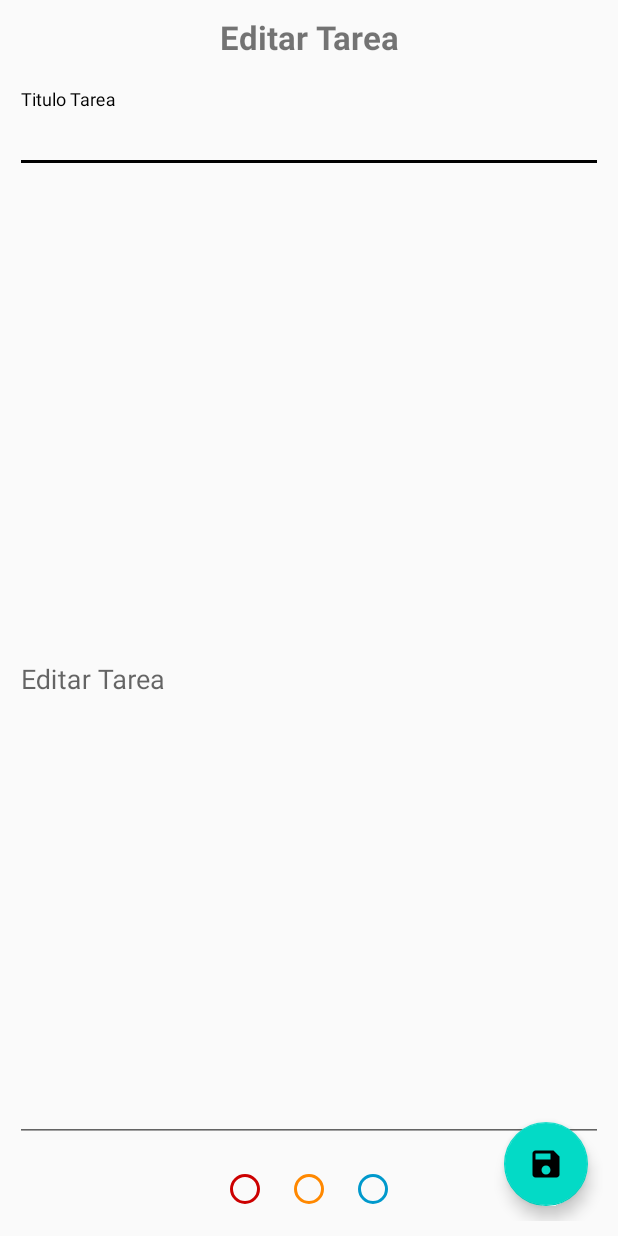
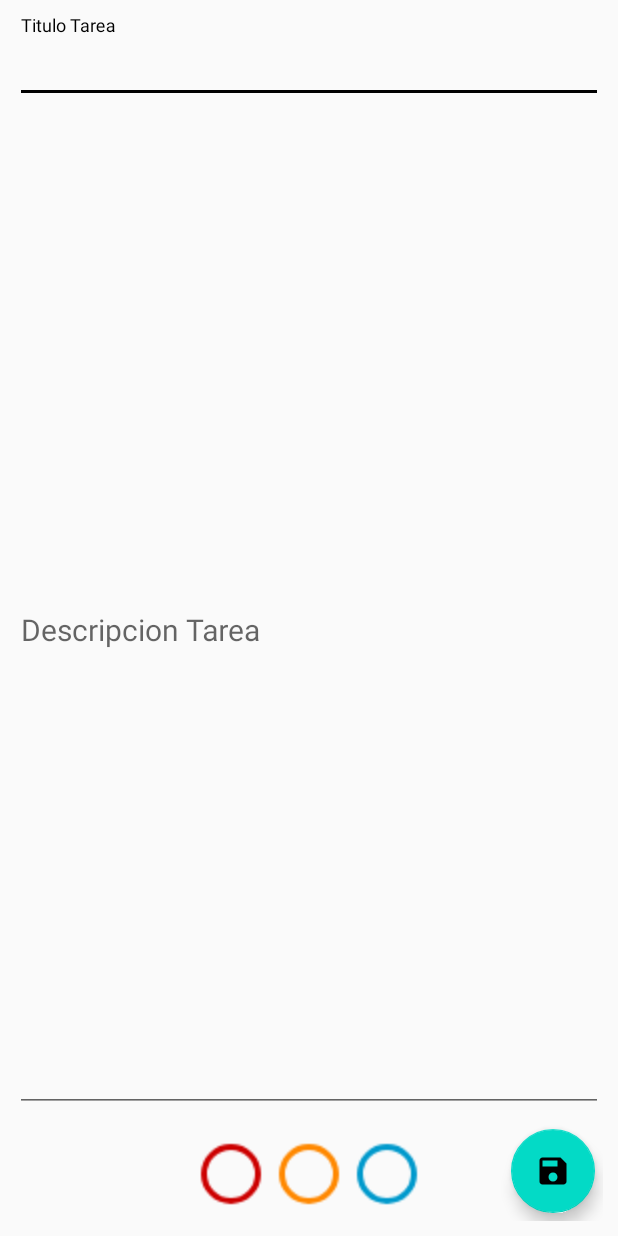
Before and after one commit to carlosesteven/To_Do_List, an Android app: the layout editar_tarea.xml on its own in the app's theme, with its tools: preview values and no code run, on a phone screen of 412 x 824 dp. Run offline under Robolectric (Android 15) with nearby library versions, the phone set to English and light mode, and no system bars.

Commit message:
IMPLEMENTACION ROOM - COLORES

```diff
--- a/app/src/main/java/csc/app/todolist/interfaz/activity/AgregarTarea.java
+++ b/app/src/main/java/csc/app/todolist/interfaz/activity/AgregarTarea.java
@@ -26,9 +26,9 @@ public class AgregarTarea extends AppCompatActivity {
         TextInputEditText descripcion = findViewById( R.id.descripcion );
         FloatingActionButton btnAgregar = findViewById( R.id.btnAgregar);
 
-        RadioButton colorA = findViewById( R.id.colorRojo );
-        RadioButton colorB = findViewById( R.id.colorAmarillo );
-        RadioButton colorC = findViewById( R.id.colorAzul );
+        RadioButton colorA = findViewById( R.id.colorA );
+        RadioButton colorB = findViewById( R.id.colorB );
+        RadioButton colorC = findViewById( R.id.colorC );
 
         btnAgregar.setOnClickListener( view ->
         {
--- a/app/src/main/res/layout/editar_tarea.xml
+++ b/app/src/main/res/layout/editar_tarea.xml
@@ -5,20 +5,6 @@
     xmlns:app="http://schemas.android.com/apk/res-auto"
 
     android:padding="10dp">
-
-    <TextView
-        android:id="@+id/titulo_ventana"
-        android:layout_width="wrap_content"
-        android:layout_height="wrap_content"
-        android:text="@string/editar_tarea"
-
-        android:textStyle="bold"
-        android:textSize="22sp"
-
-        app:layout_constraintTop_toTopOf="parent"
-        app:layout_constraintLeft_toLeftOf="parent"
-        app:layout_constraintRight_toRightOf="parent"
-        />
 
     <com.google.android.material.textfield.TextInputLayout
 
@@ -28,8 +14,8 @@
 
         android:hint="@string/titulo_tarea"
 
-        android:layout_marginTop="20dp"
-        app:layout_constraintTop_toBottomOf="@id/titulo_ventana"
+
+        app:layout_constraintTop_toTopOf="parent"
         app:layout_constraintLeft_toLeftOf="parent"
         app:layout_constraintRight_toRightOf="parent"
 
@@ -40,6 +26,8 @@
             android:layout_height="wrap_content"
             android:ems="10"
             android:inputType="text"
+            android:textSize="@dimen/edit_text_size"
+            android:textColor="@color/colorEditText"
             />
     </com.google.android.material.textfield.TextInputLayout>
 
@@ -49,7 +37,7 @@
         android:layout_width="0dp"
         android:layout_height="0dp"
 
-        android:hint="@string/editar_tarea"
+        android:hint="@string/descripcion_tarea"
 
         android:layout_marginTop="20dp"
         app:layout_constraintTop_toBottomOf="@id/titulo_tarea"
@@ -65,6 +53,8 @@
             android:layout_height="match_parent"
             android:ems="10"
             android:inputType="textMultiLine"
+            android:textSize="@dimen/edit_text_size"
+            android:textColor="@color/colorEditText"
             />
     </com.google.android.material.textfield.TextInputLayout>
 
@@ -73,44 +63,54 @@
         android:layout_width="0dp"
         android:layout_height="wrap_content"
 
+        android:padding="5dp"
+
         app:layout_constraintLeft_toLeftOf="parent"
         app:layout_constraintRight_toRightOf="parent"
         app:layout_constraintBottom_toBottomOf="parent"
 
         android:gravity="center"
-
         android:orientation="horizontal">
 
         <RadioButton
+
+            android:scaleX="2"
+            android:scaleY="2"
+
             android:layout_width="wrap_content"
             android:layout_height="wrap_content"
-            android:id="@+id/colorRojo"
+            android:id="@+id/colorA"
             android:checked="false"
 
             android:buttonTint="@color/colorA"
-            android:layout_margin="5dp"
+            android:layout_margin="10dp"
             />
 
         <RadioButton
+            android:scaleX="2"
+            android:scaleY="2"
+
             android:layout_width="wrap_content"
             android:layout_height="wrap_content"
-            android:id="@+id/colorAmarillo"
+            android:id="@+id/colorB"
             android:checked="false"
 
             android:buttonTint="@color/colorB"
-            android:layout_margin="5dp"
+            android:layout_margin="10dp"
             />
 
         <RadioButton
+            android:scaleX="2"
+            android:scaleY="2"
+
             android:layout_width="wrap_content"
             android:layout_height="wrap_content"
-            android:id="@+id/colorAzul"
+            android:id="@+id/colorC"
             android:checked="false"
 
             android:buttonTint="@color/colorC"
-            android:layout_margin="5dp"
+            android:layout_margin="10dp"
             />
-
     </RadioGroup>
 
     <com.google.android.material.floatingactionbutton.FloatingActionButton
@@ -123,7 +123,7 @@
         app:layout_constraintRight_toRightOf="parent"
         app:layout_constraintBottom_toBottomOf="parent"
 
-        android:layout_margin="10dp"
+        android:layout_margin="5dp"
 
         android:clickable="true"
         android:focusable="true" />
--- a/app/src/main/res/values/colors.xml
+++ b/app/src/main/res/values/colors.xml
@@ -7,4 +7,6 @@
     <color name="colorA">@android:color/holo_red_dark</color>
     <color name="colorB">@android:color/holo_orange_dark</color>
     <color name="colorC">@android:color/holo_blue_dark</color>
+
+    <color name="colorEditText">@android:color/black</color>
 </resources>
--- /dev/null
+++ b/app/src/main/res/values/dimens.xml
@@ -0,0 +1,6 @@
+<?xml version="1.0" encoding="utf-8"?>
+<resources>
+    <dimen name="edit_text_size">20sp</dimen>
+    <dimen name="edit_text_padding">10dp</dimen>
+    <dimen name="size_colores">12</dimen>
+</resources>
--- a/app/src/main/res/values/styles.xml
+++ b/app/src/main/res/values/styles.xml
@@ -6,6 +6,10 @@
         <item name="colorPrimary">@color/colorPrimary</item>
         <item name="colorPrimaryDark">@color/colorPrimaryDark</item>
         <item name="colorAccent">@color/colorAccent</item>
+
+        <item name="android:textColor">@android:color/black</item>
+        <item name="android:textColorPrimary">@android:color/white</item>
+
     </style>
 
 </resources>
```
Also changed, not shown: app/src/main/AndroidManifest.xml (+6 -2 lines), app/src/main/java/csc/app/todolist/interfaz/activity/EditarTarea.java (+18 -3 lines), app/src/main/res/layout/agregar_tarea.xml (+24 -25 lines).
